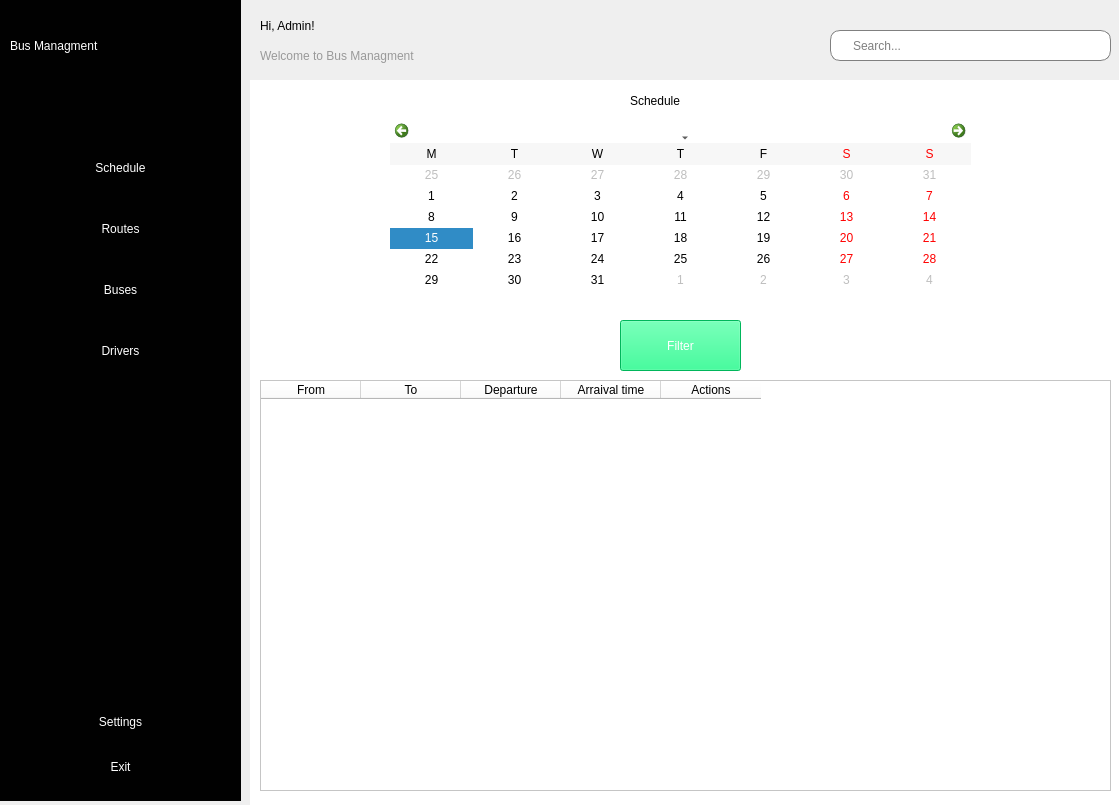
Before: the Qt Designer form index.ui in mykyta07/bus_management, drawn with Qt 5.
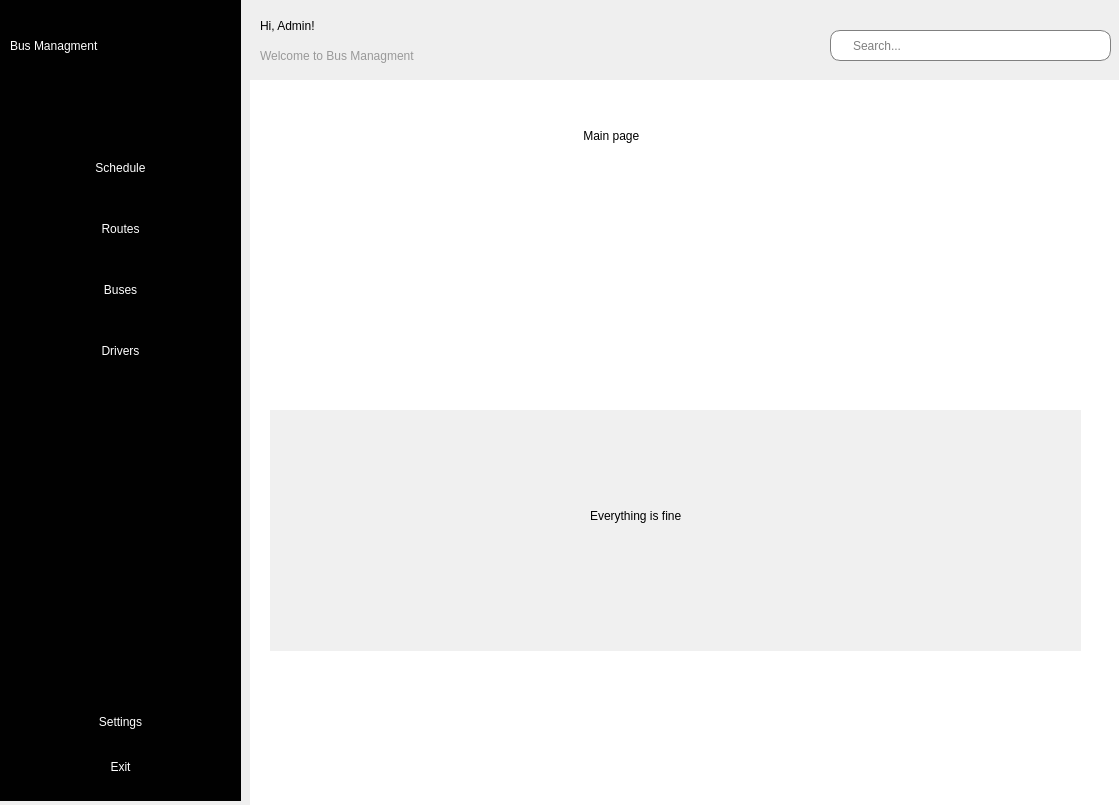
After: the same form once the commit is applied. Icons and pictures are not drawn.

Commit message: added main page

Diff of the .ui file:
```diff
--- a/index.ui
+++ b/index.ui
@@ -326,14 +326,116 @@
      <property name="geometry">
       <rect>
        <x>10</x>
-       <y>0</y>
+       <y>10</y>
        <width>851</width>
        <height>711</height>
       </rect>
      </property>
      <property name="currentIndex">
-      <number>2</number>
+      <number>0</number>
      </property>
+     <widget class="QWidget" name="main_page">
+      <widget class="QLabel" name="mainLabel">
+       <property name="geometry">
+        <rect>
+         <x>320</x>
+         <y>10</y>
+         <width>151</width>
+         <height>71</height>
+        </rect>
+       </property>
+       <property name="styleSheet">
+        <string notr="true">font: 18pt &quot;MS Shell Dlg 2&quot;;
+color: rgb(0, 0, 0);
+
+</string>
+       </property>
+       <property name="text">
+        <string> Main page</string>
+       </property>
+      </widget>
+      <widget class="QWidget" name="widget" native="true">
+       <property name="geometry">
+        <rect>
+         <x>10</x>
+         <y>320</y>
+         <width>811</width>
+         <height>241</height>
+        </rect>
+       </property>
+       <property name="styleSheet">
+        <string notr="true">background-color: rgb(240, 240, 240);</string>
+       </property>
+       <widget class="QLabel" name="everythingisfine">
+        <property name="geometry">
+         <rect>
+          <x>320</x>
+          <y>70</y>
+          <width>181</width>
+          <height>71</height>
+         </rect>
+        </property>
+        <property name="styleSheet">
+         <string notr="true">font: 14pt &quot;MS Shell Dlg 2&quot;;
+color: rgb(0, 0, 0);
+
+</string>
+        </property>
+        <property name="text">
+         <string>Everything is fine</string>
+        </property>
+       </widget>
+       <widget class="QListView" name="warningList">
+        <property name="geometry">
+         <rect>
+          <x>20</x>
+          <y>10</y>
+          <width>771</width>
+          <height>201</height>
+         </rect>
+        </property>
+        <property name="styleSheet">
+         <string notr="true">border:none
+</string>
+        </property>
+       </widget>
+       <zorder>warningList</zorder>
+       <zorder>everythingisfine</zorder>
+      </widget>
+      <widget class="QPushButton" name="pushButton">
+       <property name="geometry">
+        <rect>
+         <x>300</x>
+         <y>110</y>
+         <width>221</width>
+         <height>91</height>
+        </rect>
+       </property>
+       <property name="styleSheet">
+        <string notr="true">QPushButton{
+color: rgb(0, 0, 0);
+font: 14pt &quot;MS Shell Dlg 2&quot;;
+border: none;
+border-radius: 10px;
+margin-left: 10px;
+margin-right:10px;
+}</string>
+       </property>
+       <property name="text">
+        <string/>
+       </property>
+       <property name="icon">
+        <iconset resource="resources.qrc">
+         <normaloff>:/icons/bus.png</normaloff>:/icons/bus.png</iconset>
+       </property>
+       <property name="iconSize">
+        <size>
+         <width>200</width>
+         <height>200</height>
+        </size>
+       </property>
+      </widget>
+     </widget>
      <widget class="QWidget" name="buses_page">
       <widget class="QLabel" name="label_4">
        <property name="geometry">
```
The commit also changes 3 other files.
